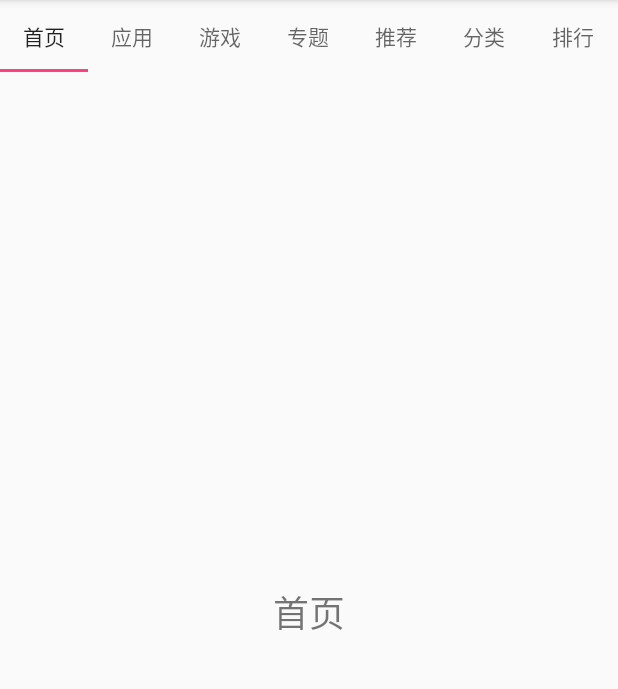
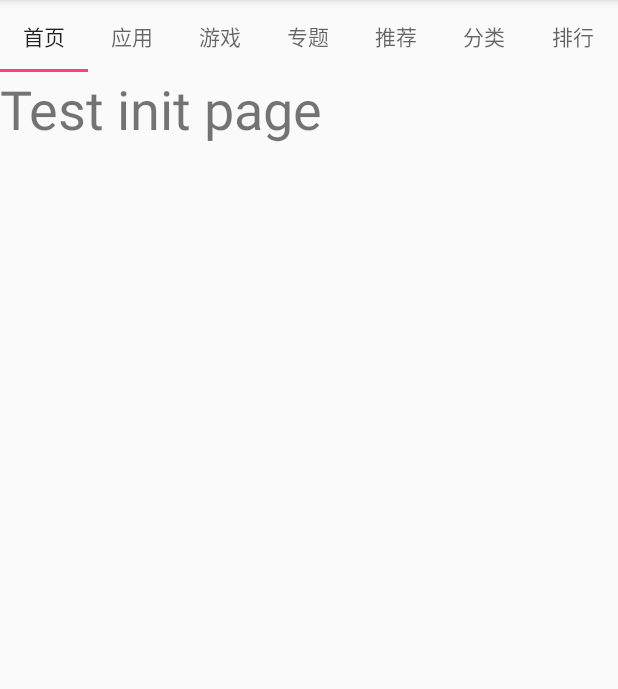
Before and after one commit to Roy1993sun/GooglePlay_Imitative, an Android app: the screen it shows after launch (MainActivity), on a phone screen of 412 x 824 dp, the part 84-773 px from its top. Run offline under Robolectric (Android 15) with nearby library versions, the phone set to English and light mode, and no system bars; our stand-ins replace ButterKnife.

Commit message:
尝试对Fragment的抽取, 并测试了一下加载数据后的界面展示. 但是在快速跨tab切换时会造成空指针.

```diff
--- a/app/src/main/java/com/roy_sun/googleplay_imitative/activity/MainActivity.java
+++ b/app/src/main/java/com/roy_sun/googleplay_imitative/activity/MainActivity.java
@@ -2,23 +2,22 @@ package com.roy_sun.googleplay_imitative.activity;
 
 import com.roy_sun.googleplay_imitative.R;
 import com.roy_sun.googleplay_imitative.base.BaseActivity;
+import com.roy_sun.googleplay_imitative.fragment.HomeFragment;
 import com.roy_sun.googleplay_imitative.utils.UIUtils;
 
 import android.os.Bundle;
 import android.support.design.widget.NavigationView;
 import android.support.design.widget.TabLayout;
+import android.support.v4.app.Fragment;
+import android.support.v4.app.FragmentManager;
+import android.support.v4.app.FragmentStatePagerAdapter;
 import android.support.v4.view.GravityCompat;
-import android.support.v4.view.PagerAdapter;
 import android.support.v4.view.ViewPager;
 import android.support.v4.widget.DrawerLayout;
 import android.support.v7.app.ActionBarDrawerToggle;
 import android.support.v7.widget.Toolbar;
-import android.view.Gravity;
 import android.view.Menu;
 import android.view.MenuItem;
-import android.view.View;
-import android.view.ViewGroup;
-import android.widget.TextView;
 
 import butterknife.Bind;
 import butterknife.ButterKnife;
@@ -57,7 +56,7 @@ public class MainActivity extends BaseActivity implements NavigationView.OnNavig
 
     private void initData() {
         titles =UIUtils.getStringArray(R.array.pagers);
-        mViewPager.setAdapter(new MainAdapter());
+        mViewPager.setAdapter(new MainAdapter(getSupportFragmentManager()));
 
         mTabs.setupWithViewPager(mViewPager);
     }
@@ -119,7 +118,17 @@ public class MainActivity extends BaseActivity implements NavigationView.OnNavig
         return true;
     }
 
-    private class MainAdapter extends PagerAdapter {
+
+    private class MainAdapter extends FragmentStatePagerAdapter {
+
+        public MainAdapter(FragmentManager fm) {
+            super(fm);
+        }
+
+        @Override
+        public Fragment getItem(int position) {
+            return new HomeFragment();
+        }
 
         @Override
         public int getCount() {
@@ -130,29 +139,6 @@ public class MainActivity extends BaseActivity implements NavigationView.OnNavig
         }
 
         @Override
-        public boolean isViewFromObject(View view, Object object) {
-            return view == object;
-        }
-
-        @Override
-        public Object instantiateItem(ViewGroup container, int position) {
-            //// TODO: 2016/2/9 0009
-            TextView textView = new TextView(MainActivity.this);
-            textView.setText(titles[position]);
-            textView.setTextSize(24);
-            textView.setGravity(Gravity.CENTER);
-
-            container.addView(textView);
-            return textView;
-        }
-
-        @Override
-        public void destroyItem(ViewGroup container, int position, Object object) {
-
-            container.removeView((View) object);
-        }
-
-        @Override
         public CharSequence getPageTitle(int position) {
             return titles[position];
         }
--- /dev/null
+++ b/app/src/main/java/com/roy_sun/googleplay_imitative/fragment/HomeFragment.java
@@ -0,0 +1,33 @@
+package com.roy_sun.googleplay_imitative.fragment;
+
+import com.roy_sun.googleplay_imitative.view.LoadDataUI;
+
+import android.view.View;
+import android.widget.TextView;
+
+/**
+ * Created by Roy_Sun on 2016/2/9 0009.
+ */
+public class HomeFragment extends LoadDataFragment {
+
+    /*-------- 自己实现加载的数据 --------*/
+    @Override
+    protected LoadDataUI.Result doInBackground() {
+
+        try {
+            Thread.sleep(2000);
+        } catch (InterruptedException e) {
+            e.printStackTrace();
+        }
+        return LoadDataUI.Result.SUCCESS;
+    }
+
+    @Override
+    protected View initSuccessView() {
+        TextView textView = new TextView(getActivity());
+        textView.setText("Test init page");
+        textView.setTextSize(36);
+
+        return textView;
+    }
+}
--- /dev/null
+++ b/app/src/main/java/com/roy_sun/googleplay_imitative/fragment/LoadDataFragment.java
@@ -0,0 +1,50 @@
+package com.roy_sun.googleplay_imitative.fragment;
+
+import com.roy_sun.googleplay_imitative.base.BaseFragment;
+import com.roy_sun.googleplay_imitative.view.LoadDataUI;
+
+import android.os.Bundle;
+import android.support.annotation.Nullable;
+import android.view.LayoutInflater;
+import android.view.View;
+import android.view.ViewGroup;
+
+/**
+ * 加载数据的fragment的基类
+ * Created by Roy_Sun on 2016/2/10 0010.
+ */
+public abstract class LoadDataFragment extends BaseFragment {
+
+    private LoadDataUI mUi;
+
+    @Nullable
+    @Override
+    public View onCreateView(LayoutInflater inflater, @Nullable ViewGroup container, @Nullable Bundle savedInstanceState) {
+
+        mUi = new LoadDataUI(getActivity()) {
+            @Override
+            protected Result onLoadData() {
+                /*-------- 实现加载数据的方式 --------*/
+                return doInBackground();
+            }
+
+            @Override
+            protected View onLoadSuccessView() {
+                return initSuccessView();
+            }
+        };
+        return  mUi;
+    }
+
+
+    @Override
+    public void onActivityCreated(@Nullable Bundle savedInstanceState) {
+        super.onActivityCreated(savedInstanceState);
+
+        // 加载数据
+        mUi.loadData();
+
+    }
+    protected abstract LoadDataUI.Result doInBackground();
+    protected abstract View initSuccessView();
+}
--- /dev/null
+++ b/app/src/main/java/com/roy_sun/googleplay_imitative/view/LoadDataUI.java
@@ -0,0 +1,124 @@
+package com.roy_sun.googleplay_imitative.view;
+
+import com.roy_sun.googleplay_imitative.R;
+import com.roy_sun.googleplay_imitative.utils.UIUtils;
+
+import android.content.Context;
+import android.util.AttributeSet;
+import android.view.View;
+import android.widget.FrameLayout;
+
+/**
+ * 负责加载数据的view
+ * 需要展示一个UI:
+ * 共同点:
+ * 1, 加载数据的UI
+ * 2, 加载失败的UI
+ * 3, 服务器未返回数据的UI
+ * 不同点:
+ * 加载数据成功后的UI.
+ * 一次只可以显示一种view
+ * Created by Roy_Sun on 2016/2/10 0010.
+ */
+public abstract class LoadDataUI extends FrameLayout {
+
+    public static final int STATE_NONE    = 0;
+    public static final int STATE_LOADING = 1;
+    public static final int STATE_ERROR   = 2;
+    public static final int STATE_EMPTY   = 3;
+    public static final int STATE_SUCCESS = 4;
+    private int mCurrState;
+
+    private View mLoadingView;// 加载中的UI
+    private View mErrorView; // 错误的UI
+    private View mEmptyView;
+    private View mSuccessView;
+
+    public LoadDataUI(Context context) {
+        this(context, null);
+    }
+
+    public LoadDataUI(Context context, AttributeSet attrs) {
+        super(context, attrs);
+
+        initUI();
+    }
+
+    private void initUI() {
+        // 加载中的UI
+        mLoadingView = View.inflate(getContext(), R.layout.pager_londing, null);
+        addView(mLoadingView);
+
+
+        mErrorView = View.inflate(getContext(), R.layout.pager_error, null);
+        addView(mErrorView);
+
+
+        mEmptyView = View.inflate(getContext(), R.layout.pager_empty, null);
+        addView(mEmptyView);
+
+        safeUpdateUI();
+    }
+
+    private void safeUpdateUI() {
+        UIUtils.post(new Runnable() {
+            @Override
+            public void run() {
+                updateUI();
+            }
+        });
+    }
+
+    private void updateUI() {
+        mLoadingView.setVisibility(mCurrState == STATE_LOADING || mCurrState == STATE_NONE ? View.VISIBLE : View.GONE);
+
+        mErrorView.setVisibility(mCurrState == STATE_ERROR ? View.VISIBLE : View.GONE);
+        mEmptyView.setVisibility(mCurrState == STATE_EMPTY ? View.VISIBLE : View.GONE);
+
+        if (mCurrState == STATE_SUCCESS && mSuccessView == null) {
+
+            mSuccessView = onLoadSuccessView();
+            addView(mSuccessView);
+        }
+        // 加载成功的显示
+        if (mSuccessView != null) {
+            mSuccessView.setVisibility(mCurrState == STATE_SUCCESS ? View.VISIBLE : View.GONE);
+        }
+    }
+
+    /**
+     * 触发加载数据的行为, 耗时操作
+     */
+    public void loadData() {
+
+        new Thread(new LoadDataTask()).start();
+    }
+
+    protected abstract Result onLoadData();
+
+    protected abstract View onLoadSuccessView();
+
+    private class LoadDataTask implements Runnable {
+        @Override
+        public void run() {
+            Result result = onLoadData();
+            mCurrState = result.getState();
+
+            safeUpdateUI();
+        }
+    }
+
+    public enum Result {
+        SUCCESS(STATE_SUCCESS), ERROR(STATE_ERROR), EMPTY(STATE_EMPTY);
+
+        private final int mState;
+
+        Result(int state) {
+            this.mState = state;
+        }
+
+        public int getState() {
+            return mState;
+        }
+    }
+}
--- /dev/null
+++ b/app/src/main/res/layout/pager_empty.xml
@@ -0,0 +1,15 @@
+<?xml version="1.0" encoding="utf-8"?>
+<RelativeLayout
+    xmlns:android="http://schemas.android.com/apk/res/android"
+    android:layout_width="match_parent"
+    android:layout_height="match_parent"
+    >
+
+    <ImageView
+        android:layout_width="wrap_content"
+        android:layout_height="wrap_content"
+        android:src="@mipmap/view_empty"
+        android:layout_centerVertical="true"
+        android:layout_centerHorizontal="true" />
+
+</RelativeLayout>
--- /dev/null
+++ b/app/src/main/res/layout/pager_error.xml
@@ -0,0 +1,13 @@
+<?xml version="1.0" encoding="utf-8"?>
+<RelativeLayout xmlns:android="http://schemas.android.com/apk/res/android"
+                android:layout_width="match_parent"
+                android:layout_height="match_parent">
+
+    <Button
+        android:layout_width="wrap_content"
+        android:layout_height="wrap_content"
+        android:text="加载失败，点击重试"
+        android:id="@+id/error_btn_retry"
+        android:layout_centerVertical="true"
+        android:layout_centerHorizontal="true" />
+</RelativeLayout>
--- /dev/null
+++ b/app/src/main/res/layout/pager_londing.xml
@@ -0,0 +1,13 @@
+<?xml version="1.0" encoding="utf-8"?>
+<RelativeLayout xmlns:android="http://schemas.android.com/apk/res/android"
+                android:layout_width="match_parent"
+                android:layout_height="match_parent">
+
+
+    <ProgressBar
+        android:layout_width="wrap_content"
+        android:layout_height="wrap_content"
+        android:layout_centerInParent="true"
+        android:indeterminate="true"
+        />
+</RelativeLayout>
```
Also changed, not shown: 1 other file.
